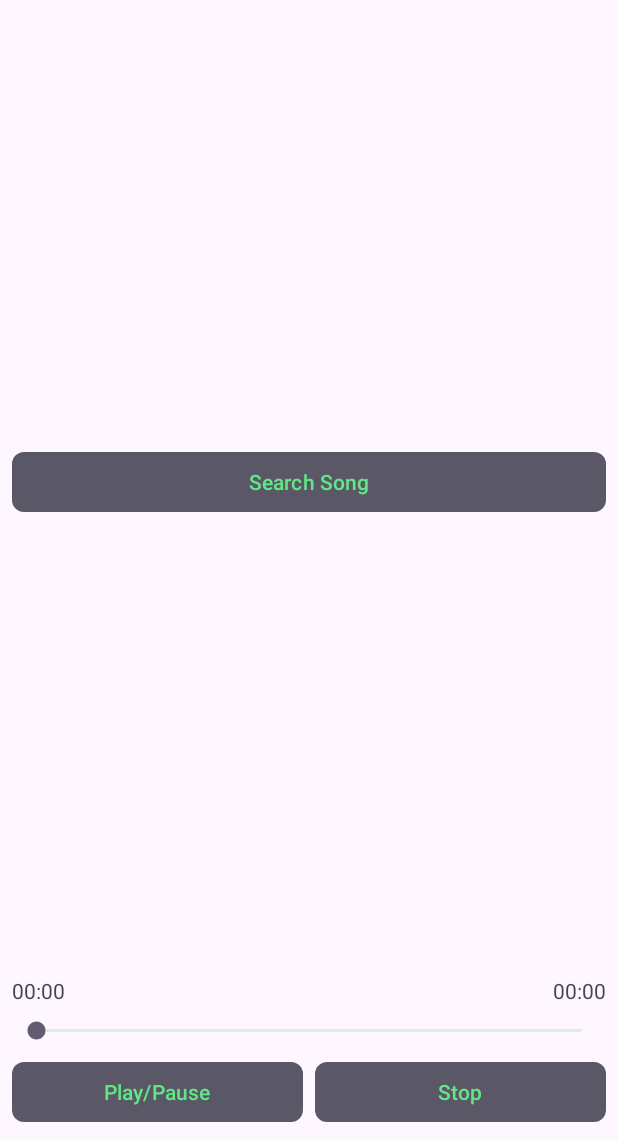
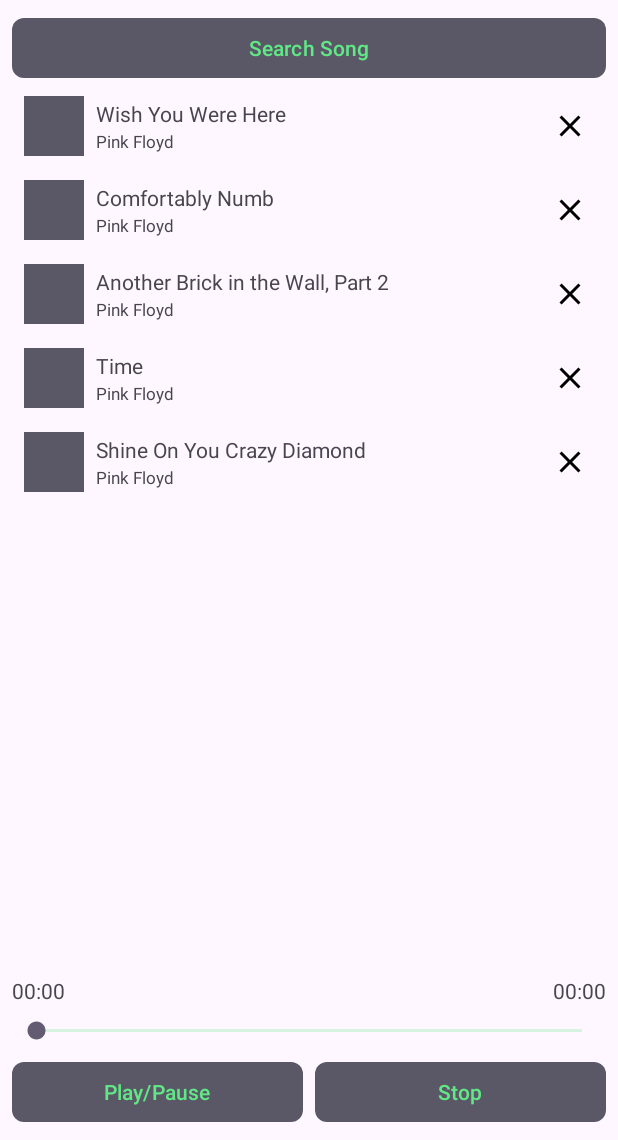
Before and after one commit to ushka1/MusicPlayer, an Android app: the screen it shows after launch (MainActivity), on a phone screen of 412 x 824 dp, the part 96-1236 px from its top. Run offline under Robolectric (Android 15) with nearby library versions, the phone set to English and light mode, and no system bars.

Commit message:
feat(ui): add recycler view

```diff
--- a/app/src/main/java/com/example/musicplayer/MainActivity.kt
+++ b/app/src/main/java/com/example/musicplayer/MainActivity.kt
@@ -23,7 +23,6 @@ class MainActivity : AppCompatActivity() {
 
         setupActivity()
         setupToolbar()
-        setupSearchButton()
     }
 
     override fun onCreateOptionsMenu(menu: Menu?): Boolean {
@@ -72,11 +71,4 @@ class MainActivity : AppCompatActivity() {
         // It's the menu icon, that keeps Toolbar size the same, no matter the padding.
         setSupportActionBar(toolbar)
     }
-
-    private fun setupSearchButton() {
-        val button = binding.searchSongButton
-        button.setOnClickListener {
-            Snackbar.make(binding.root, "Searching...", Snackbar.LENGTH_SHORT).show()
-        }
-    }
 }
--- /dev/null
+++ b/app/src/main/java/com/example/musicplayer/SongListFragment.kt
@@ -0,0 +1,41 @@
+package com.example.musicplayer
+
+import android.os.Bundle
+import android.view.LayoutInflater
+import android.view.View
+import android.view.ViewGroup
+import androidx.fragment.app.Fragment
+import androidx.recyclerview.widget.LinearLayoutManager
+import com.example.musicplayer.databinding.FragmentSongListBinding
+import com.example.musicplayer.songs.SongList
+import com.example.musicplayer.songs.SongsRecyclerAdapter
+import com.google.android.material.snackbar.Snackbar
+
+class SongListFragment : Fragment(R.layout.fragment_song_list) {
+    private lateinit var binding: FragmentSongListBinding
+
+    override fun onCreateView(
+        inflater: LayoutInflater,
+        container: ViewGroup?,
+        savedInstanceState: Bundle?
+    ): View {
+        binding = FragmentSongListBinding.inflate(layoutInflater)
+
+        setupSongsRecycler()
+        setupSearchButton()
+
+        return binding.root
+    }
+
+    private fun setupSongsRecycler() {
+        val songList = SongList()
+        binding.songListRecycler.adapter = SongsRecyclerAdapter(songList.getSongs())
+        binding.songListRecycler.layoutManager = LinearLayoutManager(activity)
+    }
+
+    private fun setupSearchButton() {
+        binding.searchSongButton.setOnClickListener {
+            Snackbar.make(binding.root, "Searching...", Snackbar.LENGTH_SHORT).show()
+        }
+    }
+}
--- /dev/null
+++ b/app/src/main/java/com/example/musicplayer/songs/Song.kt
@@ -0,0 +1,7 @@
+package com.example.musicplayer.songs
+
+data class Song(
+    val title: String,
+    val author: String,
+    val icon: String,
+)
--- /dev/null
+++ b/app/src/main/java/com/example/musicplayer/songs/SongList.kt
@@ -0,0 +1,15 @@
+package com.example.musicplayer.songs
+
+class SongList {
+    private val songs = mutableListOf(
+        Song("Wish You Were Here", "Pink Floyd", "icon1.png"),
+        Song("Comfortably Numb", "Pink Floyd", "icon2.png"),
+        Song("Another Brick in the Wall, Part 2", "Pink Floyd", "icon3.png"),
+        Song("Time", "Pink Floyd", "icon4.png"),
+        Song("Shine On You Crazy Diamond", "Pink Floyd", "icon5.png")
+    )
+
+    fun getSongs(): List<Song> {
+        return songs
+    }
+}
--- /dev/null
+++ b/app/src/main/java/com/example/musicplayer/songs/SongsRecyclerAdapter.kt
@@ -0,0 +1,41 @@
+package com.example.musicplayer.songs
+
+import android.view.LayoutInflater
+import android.view.View
+import android.view.ViewGroup
+import android.widget.ImageView
+import android.widget.TextView
+import androidx.recyclerview.widget.RecyclerView
+import com.example.musicplayer.R
+
+class SongsRecyclerAdapter(
+    private val songList: List<Song>
+) : RecyclerView.Adapter<SongsRecyclerAdapter.SongViewHolder>() {
+
+    // That's class fields!
+    inner class SongViewHolder(view: View) : RecyclerView.ViewHolder(view) {
+        val icon: ImageView? = view.findViewById(R.id.song_item_icon)
+        val title: TextView? = view.findViewById(R.id.song_item_title)
+        val author: TextView? = view.findViewById(R.id.song_item_author)
+    }
+
+    override fun onCreateViewHolder(parent: ViewGroup, viewType: Int): SongViewHolder {
+        return SongViewHolder(
+            LayoutInflater.from(parent.context).inflate(
+                R.layout.item_song,
+                parent,
+                false
+            )
+        )
+    }
+
+    override fun getItemCount(): Int {
+        return songList.size
+    }
+
+    override fun onBindViewHolder(holder: SongViewHolder, position: Int) {
+        val song = songList[position]
+        holder.title?.text = song.title
+        holder.author?.text = song.author
+    }
+}
--- /dev/null
+++ b/app/src/main/res/drawable/background_circle.xml
@@ -0,0 +1,27 @@
+<?xml version="1.0" encoding="utf-8"?>
+<selector xmlns:android="http://schemas.android.com/apk/res/android">
+
+    <item android:state_pressed="true">
+        <shape>
+            <solid android:color="@color/davy_gray" />
+            <corners android:radius="1000dp" />
+            <padding
+                android:bottom="4dp"
+                android:left="4dp"
+                android:right="4dp"
+                android:top="4dp" />
+        </shape>
+    </item>
+
+    <item>
+        <shape>
+            <corners android:radius="1000dp" />
+            <padding
+                android:bottom="4dp"
+                android:left="4dp"
+                android:right="4dp"
+                android:top="4dp" />
+        </shape>
+    </item>
+
+</selector>
--- a/app/src/main/res/drawable/rectangle_rounded.xml
+++ /dev/null
@@ -1,20 +0,0 @@
-<?xml version="1.0" encoding="utf-8"?>
-<selector xmlns:android="http://schemas.android.com/apk/res/android">
-
-    <item android:state_pressed="true">
-        <shape>
-            <solid android:color="?attr/colorOnPrimary" />
-            <corners android:radius="8dp" />
-            <padding android:bottom="2dp" android:left="2dp" android:right="2dp" android:top="2dp" />
-        </shape>
-    </item>
-
-    <item>
-        <shape>
-            <solid android:color="?attr/colorPrimary" />
-            <corners android:radius="8dp" />
-            <padding android:bottom="2dp" android:left="2dp" android:right="2dp" android:top="2dp" />
-        </shape>
-    </item>
-
-</selector>
--- a/app/src/main/res/layout/activity_main.xml
+++ b/app/src/main/res/layout/activity_main.xml
@@ -1,6 +1,5 @@
 <?xml version="1.0" encoding="utf-8"?>
 <LinearLayout xmlns:android="http://schemas.android.com/apk/res/android"
-    xmlns:app="http://schemas.android.com/apk/res-auto"
     xmlns:tools="http://schemas.android.com/tools"
     android:id="@+id/main_activity"
     android:layout_width="match_parent"
@@ -14,29 +13,19 @@
         android:layout_width="match_parent"
         android:layout_height="wrap_content" />
 
-    <androidx.constraintlayout.widget.ConstraintLayout
+    <androidx.fragment.app.FragmentContainerView
+        android:id="@+id/song_list_fragment"
+        android:name="com.example.musicplayer.SongListFragment"
         android:layout_width="match_parent"
         android:layout_height="0dp"
-        android:layout_weight="1">
-
-        <com.google.android.material.button.MaterialButton
-            android:id="@+id/search_song_button"
-            android:layout_width="match_parent"
-            android:layout_height="wrap_content"
-            android:layout_marginHorizontal="8dp"
-            android:text="@string/search_song"
-            app:cornerRadius="8dp"
-            app:layout_constraintBottom_toBottomOf="parent"
-            app:layout_constraintLeft_toLeftOf="parent"
-            app:layout_constraintRight_toRightOf="parent"
-            app:layout_constraintTop_toTopOf="parent" />
-
-    </androidx.constraintlayout.widget.ConstraintLayout>
+        android:layout_weight="1"
+        tools:layout="@layout/fragment_song_list" />
 
     <androidx.fragment.app.FragmentContainerView
         android:id="@+id/player_controls_fragment"
         android:name="com.example.musicplayer.PlayerControlsFragment"
         android:layout_width="match_parent"
-        android:layout_height="wrap_content" />
+        android:layout_height="wrap_content"
+        tools:layout="@layout/fragment_player_controls" />
 
 </LinearLayout>
--- /dev/null
+++ b/app/src/main/res/layout/fragment_song_list.xml
@@ -0,0 +1,24 @@
+<?xml version="1.0" encoding="utf-8"?>
+<LinearLayout xmlns:android="http://schemas.android.com/apk/res/android"
+    xmlns:app="http://schemas.android.com/apk/res-auto"
+    xmlns:tools="http://schemas.android.com/tools"
+    android:layout_width="match_parent"
+    android:layout_height="match_parent"
+    android:orientation="vertical"
+    android:padding="8dp">
+
+    <com.google.android.material.button.MaterialButton
+        android:id="@+id/search_song_button"
+        android:layout_width="match_parent"
+        android:layout_height="wrap_content"
+        android:text="@string/search_song"
+        app:cornerRadius="8dp" />
+
+    <androidx.recyclerview.widget.RecyclerView
+        android:id="@+id/song_list_recycler"
+        android:layout_width="match_parent"
+        android:layout_height="wrap_content"
+        tools:itemCount="6"
+        tools:listitem="@layout/item_song" />
+
+</LinearLayout>
--- /dev/null
+++ b/app/src/main/res/layout/item_song.xml
@@ -0,0 +1,51 @@
+<?xml version="1.0" encoding="utf-8"?>
+<androidx.constraintlayout.widget.ConstraintLayout xmlns:android="http://schemas.android.com/apk/res/android"
+    xmlns:app="http://schemas.android.com/apk/res-auto"
+    xmlns:tools="http://schemas.android.com/tools"
+    android:layout_width="match_parent"
+    android:layout_height="wrap_content"
+    android:padding="8dp">
+
+    <ImageView
+        android:id="@+id/song_item_icon"
+        android:layout_width="40dp"
+        android:layout_height="40dp"
+        android:background="@color/davy_gray"
+        android:contentDescription="@string/song_icon"
+        app:layout_constraintLeft_toLeftOf="parent"
+        app:layout_constraintTop_toTopOf="parent" />
+
+    <TextView
+        android:id="@+id/song_item_title"
+        android:layout_width="wrap_content"
+        android:layout_height="wrap_content"
+        android:layout_marginStart="8dp"
+        android:text="Title"
+        app:layout_constraintBottom_toTopOf="@id/song_item_author"
+        app:layout_constraintLeft_toRightOf="@id/song_item_icon"
+        app:layout_constraintTop_toTopOf="parent"
+        tools:ignore="HardcodedText" />
+
+    <TextView
+        android:id="@+id/song_item_author"
+        android:layout_width="wrap_content"
+        android:layout_height="wrap_content"
+        android:text="Author"
+        android:textSize="11sp"
+        app:layout_constraintBottom_toBottomOf="parent"
+        app:layout_constraintLeft_toLeftOf="@id/song_item_title"
+        app:layout_constraintTop_toBottomOf="@id/song_item_title"
+        tools:ignore="HardcodedText" />
+
+
+    <ImageButton
+        android:layout_width="wrap_content"
+        android:layout_height="wrap_content"
+        android:background="@drawable/background_circle"
+        android:contentDescription="@string/close"
+        android:src="@drawable/ic_close"
+        app:layout_constraintBottom_toBottomOf="parent"
+        app:layout_constraintRight_toRightOf="parent"
+        app:layout_constraintTop_toTopOf="parent" />
+
+</androidx.constraintlayout.widget.ConstraintLayout>
--- a/app/src/main/res/values/strings.xml
+++ b/app/src/main/res/values/strings.xml
@@ -6,4 +6,6 @@
     <string name="search_song">Search Song</string>
     <string name="play_pause">Play/Pause</string>
     <string name="stop">Stop</string>
+    <string name="song_icon">Song icon</string>
+    <string name="close">Close</string>
 </resources>
```
